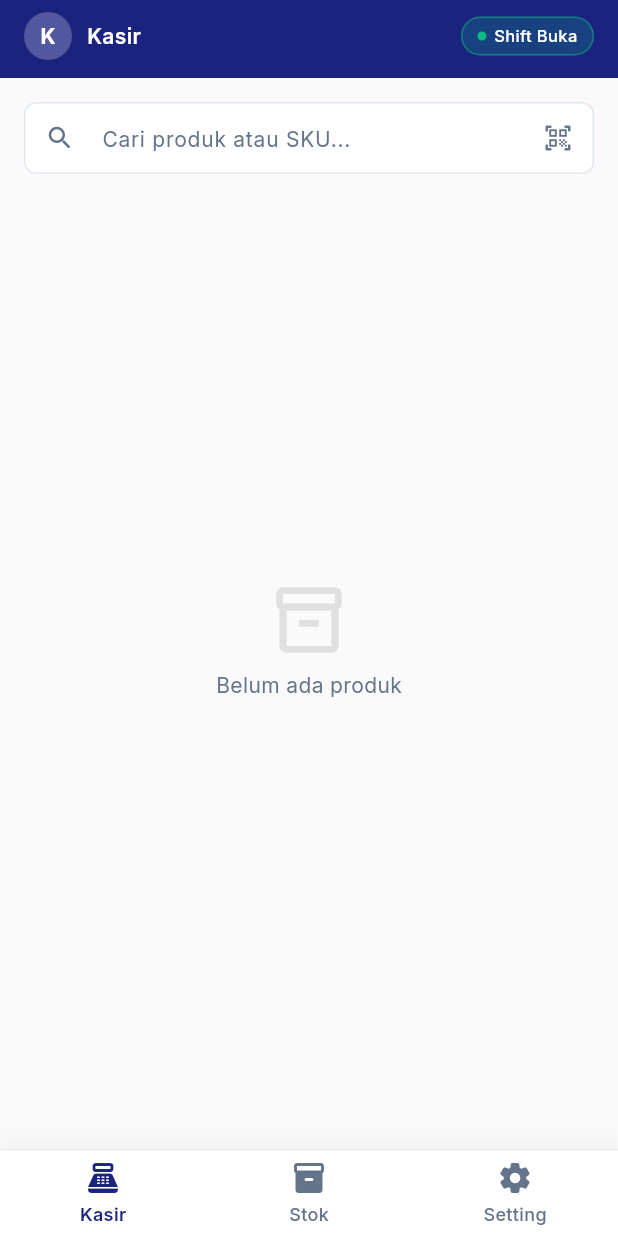
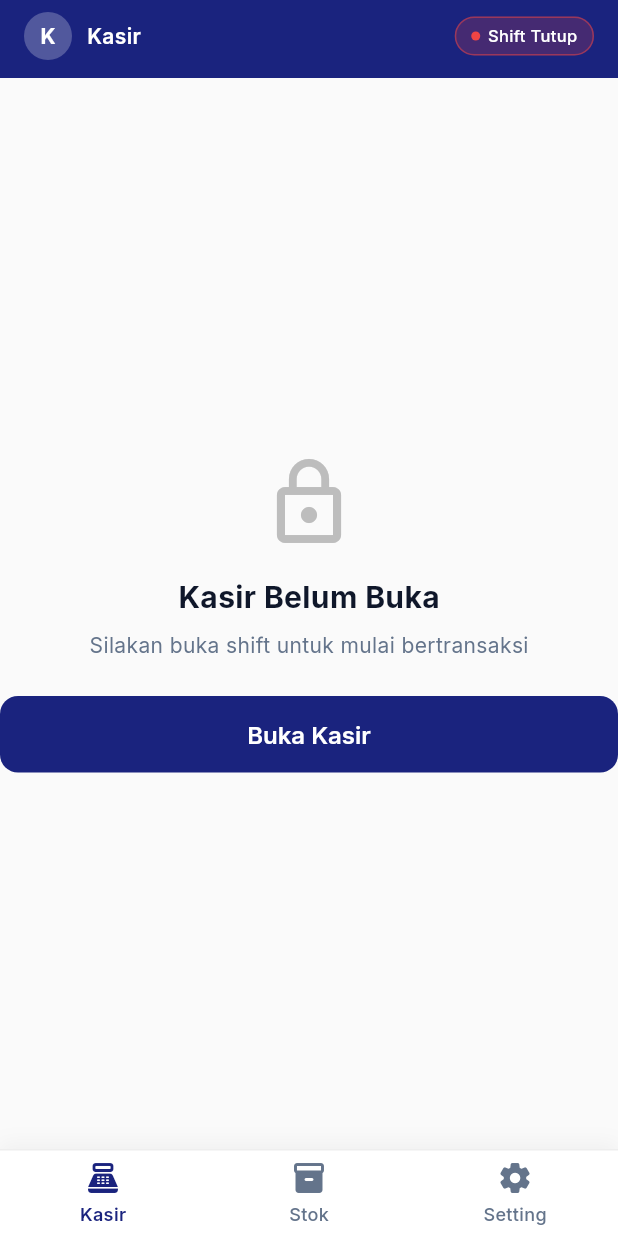
Before and after one commit to wahyukurniaaaa/pos-saas, a Flutter app: the PosDashboardScreen screen opened by its route, on a phone screen of 412 x 824 dp. Run offline on Flutter 3.47's test engine with Material 3 defaults, Android fonts, the phone set to English and light mode, and no system bars; our stand-ins replace csv, dio, drift, file_picker, fl_chart, flutter_dotenv and 2 more; missing offline and left inert: blue_thermal_printer; accounts and stored records are empty; generated files the repository leaves out were written again.

Commit message:
feat(pos): implement Shift Management (opening and closing shift), guarded checkout

```diff
--- a/mobile/lib/features/pos/screens/pos_tab.dart
+++ b/mobile/lib/features/pos/screens/pos_tab.dart
@@ -7,6 +7,8 @@ import 'package:posify_app/core/theme/app_theme.dart';
 import 'package:posify_app/features/auth/providers/owner_provider.dart';
 import 'package:posify_app/features/pos/screens/payment/payment_modal.dart';
 import 'package:posify_app/features/pos/screens/shift/shift_report_modal.dart';
+import 'package:posify_app/features/pos/providers/shift_provider.dart';
+import 'package:posify_app/features/pos/screens/shift/shift_opening_modal.dart';
 import '../providers/pos_providers.dart';
 
 final _currency = NumberFormat.currency(
@@ -37,13 +39,18 @@ class _PosTabState extends ConsumerState<PosTab> {
     final sessionAsync = ref.watch(sessionProvider);
     final cashierName = sessionAsync.value?.name ?? 'Kasir';
 
+    final shiftAsync = ref.watch(openShiftProvider);
+    final hasOpenShift = shiftAsync.value != null;
+
     final isDesktop = MediaQuery.of(context).size.width >= 800;
 
     return Column(
       children: [
-        _buildAppBar(cashierName),
+        _buildAppBar(cashierName, hasOpenShift),
         Expanded(
-          child: isDesktop ? _buildDesktopLayout() : _buildMobileLayout(),
+          child: hasOpenShift
+              ? (isDesktop ? _buildDesktopLayout() : _buildMobileLayout())
+              : _buildClosedShiftLayout(),
         ),
       ],
     );
@@ -87,7 +94,59 @@ class _PosTabState extends ConsumerState<PosTab> {
     );
   }
 
-  Widget _buildAppBar(String cashierName) {
+  Widget _buildClosedShiftLayout() {
+    return Center(
+      child: Column(
+        mainAxisSize: MainAxisSize.min,
+        children: [
+          Icon(Icons.lock_outline, size: 64, color: Colors.grey.shade400),
+          const SizedBox(height: 16),
+          Text(
+            'Kasir Belum Buka',
+            style: GoogleFonts.inter(
+              fontSize: 20,
+              fontWeight: FontWeight.w700,
+              color: AppTheme.textPrimary,
+            ),
+          ),
+          const SizedBox(height: 8),
+          Text(
+            'Silakan buka shift untuk mulai bertransaksi',
+            style: GoogleFonts.inter(
+              fontSize: 14,
+              color: AppTheme.textSecondary,
+            ),
+          ),
+          const SizedBox(height: 24),
+          ElevatedButton(
+            onPressed: () {
+              showDialog(
+                context: context,
+                builder: (context) => const ShiftOpeningModal(),
+              );
+            },
+            style: ElevatedButton.styleFrom(
+              backgroundColor: AppTheme.primaryColor,
+              foregroundColor: Colors.white,
+              padding: const EdgeInsets.symmetric(horizontal: 32, vertical: 16),
+              shape: RoundedRectangleBorder(
+                borderRadius: BorderRadius.circular(12),
+              ),
+            ),
+            child: Text(
+              'Buka Kasir',
+              style: GoogleFonts.inter(
+                fontSize: 16,
+                fontWeight: FontWeight.w600,
+              ),
+            ),
+          ),
+        ],
+      ),
+    );
+  }
+
+  Widget _buildAppBar(String cashierName, bool hasOpenShift) {
     return Container(
       color: AppTheme.primaryColor,
       child: SafeArea(
@@ -122,7 +181,16 @@ class _PosTabState extends ConsumerState<PosTab> {
               Material(
                 color: Colors.transparent,
                 child: InkWell(
-                  onTap: () => _showShiftReport(context, cashierName),
+                  onTap: () {
+                    if (hasOpenShift) {
+                      _showShiftReport(context, cashierName);
+                    } else {
+                      showDialog(
+                        context: context,
+                        builder: (context) => const ShiftOpeningModal(),
+                      );
+                    }
+                  },
                   borderRadius: BorderRadius.circular(20),
                   child: Container(
                     padding: const EdgeInsets.symmetric(
@@ -130,10 +198,14 @@ class _PosTabState extends ConsumerState<PosTab> {
                       vertical: 4,
                     ),
                     decoration: BoxDecoration(
-                      color: AppTheme.successColor.withValues(alpha: 0.2),
+                      color: hasOpenShift
+                          ? AppTheme.successColor.withValues(alpha: 0.2)
+                          : AppTheme.errorColor.withValues(alpha: 0.2),
                       borderRadius: BorderRadius.circular(20),
                       border: Border.all(
-                        color: AppTheme.successColor.withValues(alpha: 0.5),
+                        color: hasOpenShift
+                            ? AppTheme.successColor.withValues(alpha: 0.5)
+                            : AppTheme.errorColor.withValues(alpha: 0.5),
                       ),
                     ),
                     child: Row(
@@ -142,14 +214,16 @@ class _PosTabState extends ConsumerState<PosTab> {
                         Container(
                           width: 6,
                           height: 6,
-                          decoration: const BoxDecoration(
-                            color: AppTheme.successColor,
+                          decoration: BoxDecoration(
+                            color: hasOpenShift
+                                ? AppTheme.successColor
+                                : AppTheme.errorColor,
                             shape: BoxShape.circle,
                           ),
                         ),
                         const SizedBox(width: 5),
                         Text(
-                          'Shift Buka',
+                          hasOpenShift ? 'Shift Buka' : 'Shift Tutup',
                           style: GoogleFonts.inter(
                             fontSize: 11,
                             color: Colors.white,
```
Also changed, not shown: mobile/lib/features/pos/providers/shift_provider.dart (added, +87 -0 lines), mobile/lib/features/pos/screens/payment/payment_modal.dart (+11 -3 lines), mobile/lib/features/pos/screens/shift/shift_opening_modal.dart (added, +149 -0 lines), mobile/lib/features/pos/screens/shift/shift_report_modal.dart (+99 -15 lines), 1 other file.
